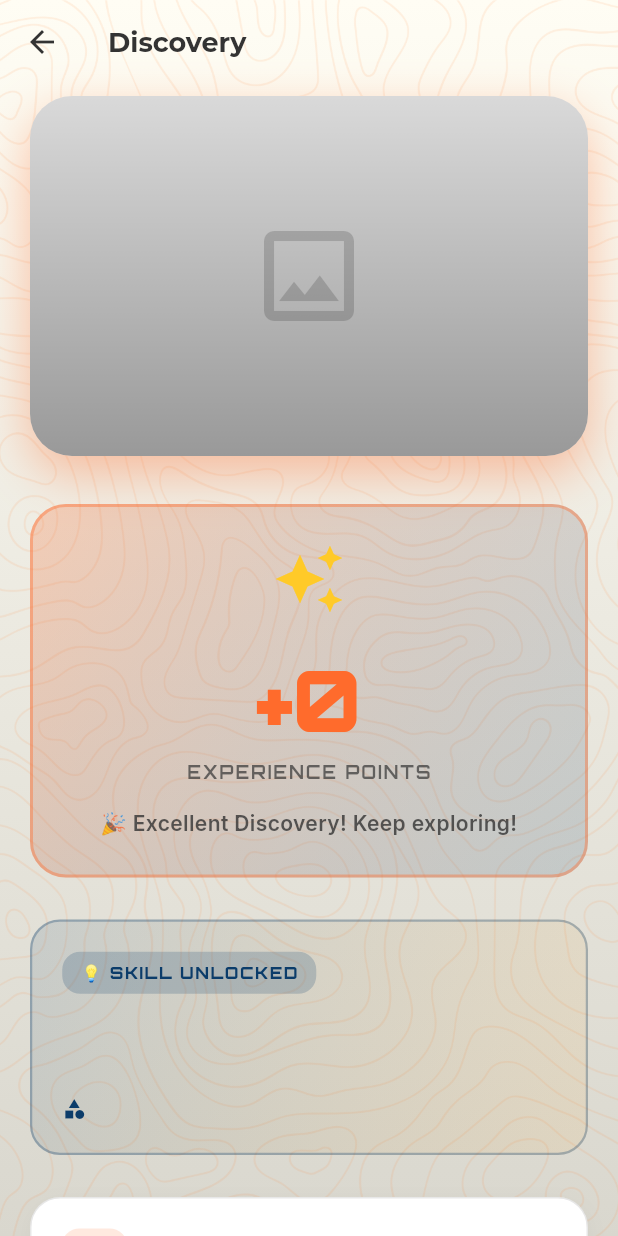
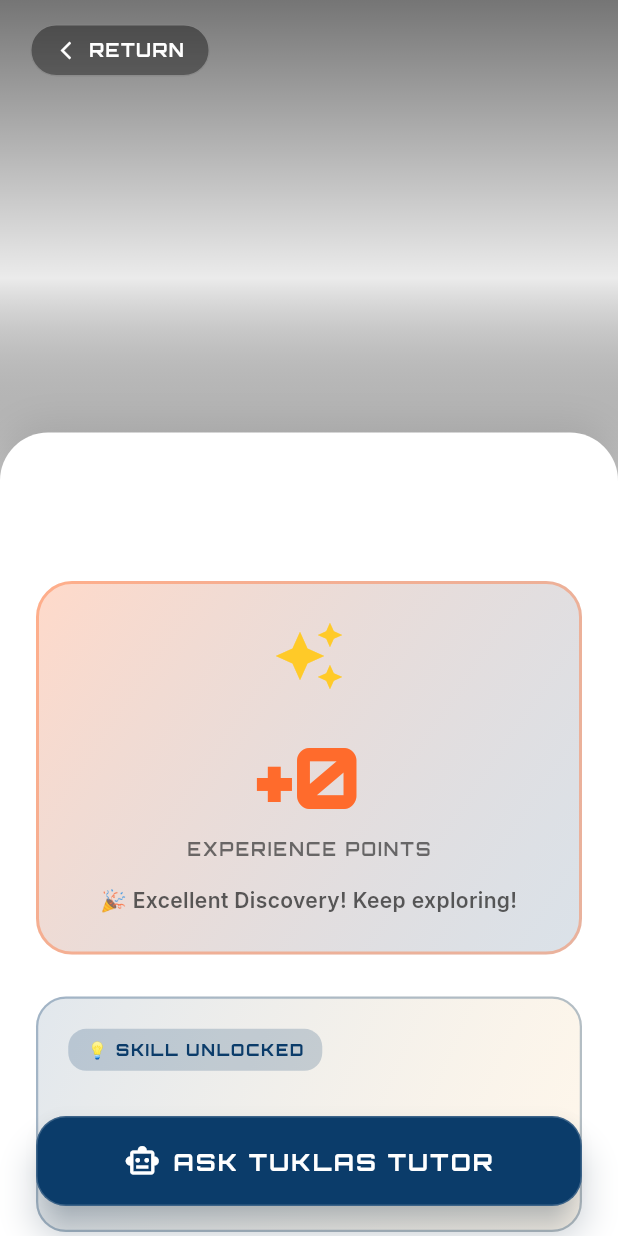
Before and after one commit to D4rkbyte-Hackathon/tuklascope_mobile, a Flutter app: the ScanDetailScreen screen opened directly with empty values, on a phone screen of 412 x 824 dp. Run offline on Flutter 3.47's test engine with Material 3 defaults, Android fonts, the phone set to English and light mode, and no system bars; drawn by our look-alikes of flutter_animate; our stand-ins replace camera, flutter_dotenv, flutter_image_compress, flutter_riverpod, google_fonts, google_sign_in and 3 more; missing offline and left inert: google_mlkit_subject_segmentation; accounts and stored records are empty; network calls fail.

Commit message:
chore: improve scan detail UI and add non-functional tuklastutor button

```diff
--- a/mobile/lib/features/explore/presentation/screens/scan_detail_screen.dart
+++ b/mobile/lib/features/explore/presentation/screens/scan_detail_screen.dart
@@ -1,4 +1,5 @@
 //scan detail screen
+import 'dart:ui';
 import 'package:flutter/material.dart';
 import 'package:flutter_animate/flutter_animate.dart';
 import 'package:google_fonts/google_fonts.dart';
@@ -8,7 +9,7 @@ import '../../../../core/services/scan_service.dart';
 class ScanDetailScreen extends StatefulWidget {
   final String scanId;
   final String objectName;
-  final String imagUrl;
+  final String imagUrl; // Kept your spelling so it doesn't break your navigator!
 
   const ScanDetailScreen({
     super.key,
@@ -99,144 +100,106 @@ class _ScanDetailScreenState extends State<ScanDetailScreen>
   @override
   Widget build(BuildContext context) {
     final theme = Theme.of(context);
+    // Extra padding at the bottom to ensure scroll doesn't hide behind the floating button
     final bottomPadding = MediaQuery.paddingOf(context).bottom + 100;
 
-    return GradientScaffold(
-      body: SafeArea(
-        bottom: false,
-        child: _isLoadingScan
-            ? Center(
-                child: CircularProgressIndicator(
-                  color: theme.colorScheme.secondary,
-                ),
-              )
-            : CustomScrollView(
-                physics: const BouncingScrollPhysics(),
-                slivers: [
+    return Scaffold(
+      backgroundColor: theme.colorScheme.surface,
+      body: Stack(
+        children: [
           // ==========================================
-                  // FLOATING APP BAR
+          // 1. HERO BACKGROUND IMAGE
           // ==========================================
-                  SliverAppBar(
-                    floating: true,
-                    snap: true,
-                    elevation: 0,
-                    backgroundColor: Colors.transparent,
-                    leading: BackButton(color: theme.colorScheme.onSurface),
-                    title: Text(
-                      'Discovery',
-                      style: GoogleFonts.montserrat(
-                        fontSize: 18,
-                        fontWeight: FontWeight.bold,
-                        color: theme.colorScheme.onSurface,
-                      ),
-                    ),
-                  ),
-                  // ==========================================
-                  // CONTENT
-                  // ==========================================
-                  SliverPadding(
-                    padding: const EdgeInsets.symmetric(horizontal: 20),
-                    sliver: SliverList(
-                      delegate: SliverChildListDelegate([
-                        const SizedBox(height: 8),
-                        // 1. SCAN IMAGE HERO
-                        _buildScanImageSection(theme),
-                        const SizedBox(height: 32),
-                        // 2. GAMIFIED XP CARD
-                        _buildXPRewardCard(theme),
-                        const SizedBox(height: 28),
-                        // 3. SKILL CARD
-                        _buildSkillCard(theme),
-                        const SizedBox(height: 28),
-                        // 4. LESSON SECTION
-                        _buildLessonSection(theme),
-                        const SizedBox(height: 28),
-                        // 5. REAL WORLD SECTION
-                        if (_realWorldText.isNotEmpty)
-                          _buildRealWorldSection(theme),
-                        SizedBox(height: bottomPadding),
-                      ]),
-                    ),
-                  ),
-                ],
-              ),
-      ),
-    );
-  }
-
-  Widget _buildScanImageSection(ThemeData theme) {
-    return Center(
-      child: Container(
-        width: double.infinity,
-        height: 240,
-        decoration: BoxDecoration(
-          borderRadius: BorderRadius.circular(28),
-          boxShadow: [
-            BoxShadow(
-              color: theme.colorScheme.secondary.withValues(alpha: 0.4),
-              blurRadius: 28,
-              offset: const Offset(0, 12),
-            ),
-          ],
-        ),
-        child: ClipRRect(
-          borderRadius: BorderRadius.circular(28),
-          child: Stack(
-            fit: StackFit.expand,
-            children: [
-              // Image background
-              widget.imagUrl.isNotEmpty
+          Positioned(
+            top: 0,
+            left: 0,
+            right: 0,
+            height: MediaQuery.of(context).size.height * 0.45,
+            child: widget.imagUrl.isNotEmpty
                 ? Image.network(
                     widget.imagUrl,
                     fit: BoxFit.cover,
-                      alignment: Alignment.center,
-                      errorBuilder: (context, error, stackTrace) {
-                        return Container(
-                          color: theme.colorScheme.surface,
-                          child: Center(
-                            child: Icon(
-                              Icons.photo_outlined,
-                              size: 80,
-                              color: theme.colorScheme.onSurface.withValues(alpha: 0.2),
+                    errorBuilder: (_, __, ___) => Container(color: theme.colorScheme.onSurface.withValues(alpha: 0.1)),
+                  )
+                : Container(color: theme.colorScheme.onSurface.withValues(alpha: 0.1)),
           ),
-                          ),
-                        );
-                      },
-                      loadingBuilder: (context, child, loadingProgress) {
-                        if (loadingProgress == null) return child;
-                        return Container(
-                          color: theme.colorScheme.surface,
-                          child: Center(
-                            child: CircularProgressIndicator(
-                              value: loadingProgress.expectedTotalBytes != null
-                                  ? loadingProgress.cumulativeBytesLoaded /
-                                      loadingProgress.expectedTotalBytes!
-                                  : null,
-                              color: theme.colorScheme.secondary,
-                            ),
-                          ),
-                        );
-                      },
-                    )
-                  : Container(
-                      color: theme.colorScheme.surface,
-                      child: Center(
-                        child: Icon(
-                          Icons.photo_outlined,
-                          size: 80,
-                          color: theme.colorScheme.onSurface.withValues(alpha: 0.2),
-                        ),
-                      ),
-                    ),
-              // Overlay gradient
-              Container(
+
+          // Gradient Fade into content
+          Positioned(
+            top: 0,
+            left: 0,
+            right: 0,
+            height: MediaQuery.of(context).size.height * 0.45,
+            child: Container(
               decoration: BoxDecoration(
                 gradient: LinearGradient(
                   begin: Alignment.topCenter,
                   end: Alignment.bottomCenter,
                   colors: [
-                      Colors.black.withValues(alpha: 0.15),
-                      Colors.black.withValues(alpha: 0.4),
+                    Colors.black.withValues(alpha: 0.5), // Darken top for back button
+                    Colors.transparent,
+                    theme.colorScheme.surface, // Fade smoothly into the surface below
+                  ],
+                  stops: const [0.0, 0.5, 1.0],
+                ),
+              ),
+            ),
+          ),
+
+          // ==========================================
+          // 2. MAIN CONTENT SHEET (Scrollable)
+          // ==========================================
+          Positioned.fill(
+            child: _isLoadingScan
+                ? Center(
+                    child: CircularProgressIndicator(color: theme.colorScheme.secondary),
+                  )
+                : CustomScrollView(
+                    physics: const BouncingScrollPhysics(),
+                    slivers: [
+                      // Invisible spacer to push content down below the hero image
+                      SliverToBoxAdapter(
+                        child: SizedBox(height: MediaQuery.of(context).size.height * 0.35),
+                      ),
+                      // The Content Sheet
+                      SliverToBoxAdapter(
+                        child: Container(
+                          padding: EdgeInsets.fromLTRB(24, 32, 24, bottomPadding),
+                          decoration: BoxDecoration(
+                            color: theme.colorScheme.surface,
+                            borderRadius: const BorderRadius.vertical(top: Radius.circular(32)),
+                            boxShadow: [
+                              BoxShadow(
+                                color: theme.shadowColor.withValues(alpha: 0.1),
+                                blurRadius: 20,
+                                offset: const Offset(0, -5),
+                              )
+                            ],
+                          ),
+                          child: Column(
+                            crossAxisAlignment: CrossAxisAlignment.start,
+                            children: [
+                              // Target Object Name Hero Text
+                              Text(
+                                widget.objectName,
+                                style: GoogleFonts.montserrat(
+                                  fontSize: 32,
+                                  fontWeight: FontWeight.w900,
+                                  color: theme.colorScheme.onSurface,
+                                  height: 1.1,
+                                ),
+                              ).animate().fade().slideY(begin: 0.2),
+
+                              const SizedBox(height: 32),
+
+                              // Render your existing beautiful cards!
+                              _buildXPRewardCard(theme),
+                              const SizedBox(height: 28),
+                              _buildSkillCard(theme),
+                              const SizedBox(height: 28),
+                              _buildLessonSection(theme),
+                              const SizedBox(height: 28),
+                              if (_realWorldText.isNotEmpty) _buildRealWorldSection(theme),
                             ],
                           ),
                         ),
@@ -244,17 +207,105 @@ class _ScanDetailScreenState extends State<ScanDetailScreen>
                     ],
                   ),
           ),
+
+          // ==========================================
+          // 3. HUD FLOATING BACK BUTTON
+          // ==========================================
+          Positioned(
+            top: MediaQuery.paddingOf(context).top + 16,
+            left: 20,
+            child: GestureDetector(
+              onTap: () => Navigator.pop(context),
+              child: ClipRRect(
+                borderRadius: BorderRadius.circular(20),
+                child: BackdropFilter(
+                  filter: ImageFilter.blur(sigmaX: 10, sigmaY: 10),
+                  child: Container(
+                    padding: const EdgeInsets.symmetric(horizontal: 16, vertical: 8),
+                    decoration: BoxDecoration(
+                      color: Colors.black.withValues(alpha: 0.4),
+                      borderRadius: BorderRadius.circular(20),
+                      border: Border.all(color: Colors.white.withValues(alpha: 0.3)),
                     ),
+                    child: Row(
+                      children: [
+                        const Icon(Icons.arrow_back_ios_new, color: Colors.white, size: 14),
+                        const SizedBox(width: 8),
+                        Text(
+                          "RETURN",
+                          style: GoogleFonts.orbitron(
+                            color: Colors.white,
+                            fontSize: 12,
+                            fontWeight: FontWeight.bold,
+                            letterSpacing: 1.0,
+                          ),
+                        ),
+                      ],
+                    ),
+                  ),
+                ),
+              ),
+            ).animate().fade().slideX(begin: -0.2),
+          ),
+
+          // ==========================================
+          // 4. FLOATING "ASK TUKLAS TUTOR" BUTTON
+          // ==========================================
+          if (!_isLoadingScan) // Only show when loaded
+            Positioned(
+              bottom: MediaQuery.paddingOf(context).bottom + 20,
+              left: 24,
+              right: 24,
+              child: ElevatedButton.icon(
+                style: ElevatedButton.styleFrom(
+                  backgroundColor: theme.colorScheme.primary,
+                  foregroundColor: theme.colorScheme.onPrimary,
+                  padding: const EdgeInsets.symmetric(vertical: 18),
+                  shape: RoundedRectangleBorder(
+                    borderRadius: BorderRadius.circular(20),
+                    side: BorderSide(color: Colors.white.withValues(alpha: 0.2), width: 1),
+                  ),
+                  elevation: 10,
+                  shadowColor: theme.colorScheme.primary.withValues(alpha: 0.6),
+                ),
+                icon: const Icon(Icons.smart_toy_outlined, size: 24),
+                label: Text(
+                  "ASK TUKLAS TUTOR",
+                  style: GoogleFonts.orbitron(
+                    fontSize: 16,
+                    fontWeight: FontWeight.bold,
+                    letterSpacing: 1.5,
+                  ),
+                ),
+                onPressed: () {
+                  // TODO: Wire up to Tuklas Tutor Chat Sheet
+                  ScaffoldMessenger.of(context).showSnackBar(
+                    SnackBar(
+                      content: Text('Tuklas Tutor initializing...', style: GoogleFonts.orbitron()),
+                      backgroundColor: theme.colorScheme.primary,
+                      behavior: SnackBarBehavior.floating,
+                    ),
+                  );
+                },
               )
-        .animate()
-        .fadeIn(duration: 500.ms)
-        .slideY(begin: 0.2, duration: 500.ms, curve: Curves.easeOutCubic);
+                  .animate(onPlay: (c) => c.repeat(reverse: true))
+                  .shimmer(duration: 2.seconds, delay: 1.seconds, color: Colors.white.withValues(alpha: 0.3))
+                  .scaleXY(begin: 1.0, end: 1.02, duration: 2.seconds, curve: Curves.easeInOut),
+            ),
+        ],
+      ),
+    );
   }
+
+  // =========================================================================
+  // YOUR EXISTING CARD BUILDERS (With minor layout tweaks to fit the new sheet)
+  // =========================================================================
 
   Widget _buildXPRewardCard(ThemeData theme) {
     final xpAwarded = _scanData?['xp_awarded'] as int? ?? 50;
 
     return Container(
+      width: double.infinity,
       padding: const EdgeInsets.all(24),
       decoration: BoxDecoration(
         gradient: LinearGradient(
@@ -339,6 +390,7 @@ class _ScanDetailScreenState extends State<ScanDetailScreen>
 
   Widget _buildSkillCard(ThemeData theme) {
     return Container(
+      width: double.infinity,
       padding: const EdgeInsets.all(20),
       decoration: BoxDecoration(
         gradient: LinearGradient(
@@ -416,6 +468,7 @@ class _ScanDetailScreenState extends State<ScanDetailScreen>
 
   Widget _buildLessonSection(ThemeData theme) {
     return Container(
+      width: double.infinity,
       padding: const EdgeInsets.all(20),
       decoration: BoxDecoration(
         color: theme.colorScheme.surface,
@@ -502,6 +555,7 @@ class _ScanDetailScreenState extends State<ScanDetailScreen>
 
   Widget _buildRealWorldSection(ThemeData theme) {
     return Container(
+      width: double.infinity,
       padding: const EdgeInsets.all(20),
       decoration: BoxDecoration(
         gradient: LinearGradient(
```
Lines whose indentation alone changed are shown as unchanged.
